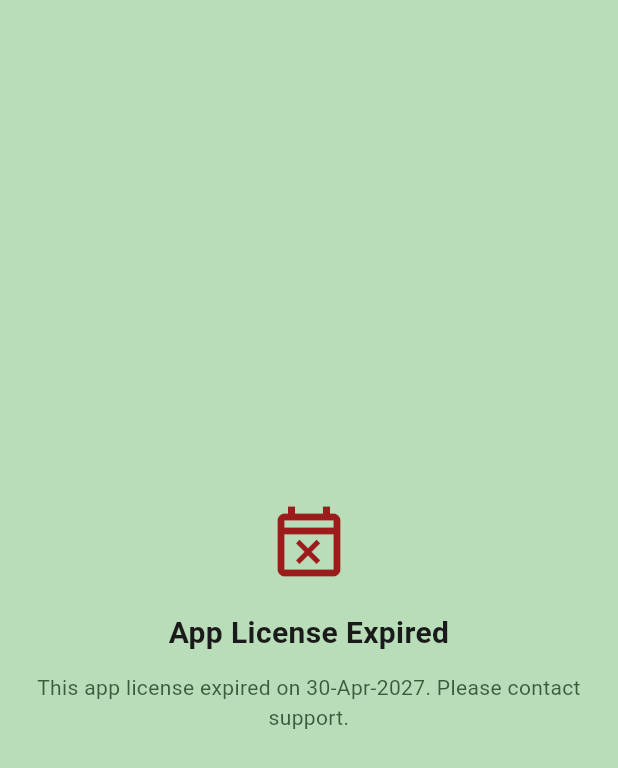
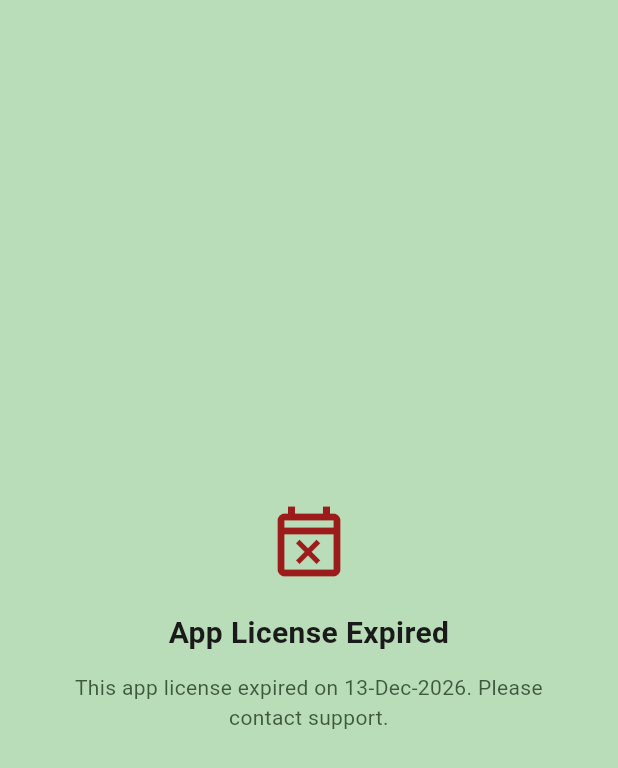
Before and after one commit to Vigneshwari116/surabhi, a Flutter app: the AppExpiredScreen screen opened directly, on a phone screen of 412 x 824 dp. Shown: the top 768 px of the screen. Run offline on Flutter 3.47's test engine with Material 3 defaults, Android fonts, the phone set to English and light mode, and no system bars; our stand-ins replace connectivity_plus, pdf, printing, share_plus, shared_preferences, sqflite and 1 more; missing offline and left inert: excel, windows_printer; accounts and stored records are empty.

Commit message:
Set app license to 60 days from 15-Oct-2026
Co-authored-by: Vigneshwari116 <Vigneshwari116@users.noreply.github.com>

```diff
--- a/lib/config/app_license.dart
+++ b/lib/config/app_license.dart
@@ -1,9 +1,39 @@
-/// Application license window — app stops after this date.
+/// Application license window — app stops after the validity period.
 class AppLicense {
-  static final DateTime validUntil = DateTime(2027, 4, 30, 23, 59, 59);
+  /// License period starts on this date (inclusive).
+  static final DateTime validFrom = DateTime(2026, 10, 15);
 
-  static bool get isValid => DateTime.now().isBefore(validUntil);
+  /// Number of days the app may run from [validFrom].
+  static const int validityDays = 60;
 
-  static String get expiryMessage =>
-      'This app license expired on 30-Apr-2027. Please contact support.';
+  /// First instant when the app is no longer allowed to run.
+  static final DateTime validUntil =
+      validFrom.add(const Duration(days: validityDays));
+
+  static bool get isValid {
+    final now = DateTime.now();
+    return !now.isBefore(validFrom) && now.isBefore(validUntil);
+  }
+
+  static String get expiryMessage {
+    final expiryDay = validUntil.subtract(const Duration(days: 1));
+    final day = expiryDay.day.toString().padLeft(2, '0');
+    const months = [
+      'Jan',
+      'Feb',
+      'Mar',
+      'Apr',
+      'May',
+      'Jun',
+      'Jul',
+      'Aug',
+      'Sep',
+      'Oct',
+      'Nov',
+      'Dec',
+    ];
+    final month = months[expiryDay.month - 1];
+    return 'This app license expired on $day-$month-${expiryDay.year}. '
+        'Please contact support.';
+  }
 }
```
Also changed, not shown: 1 other file.
